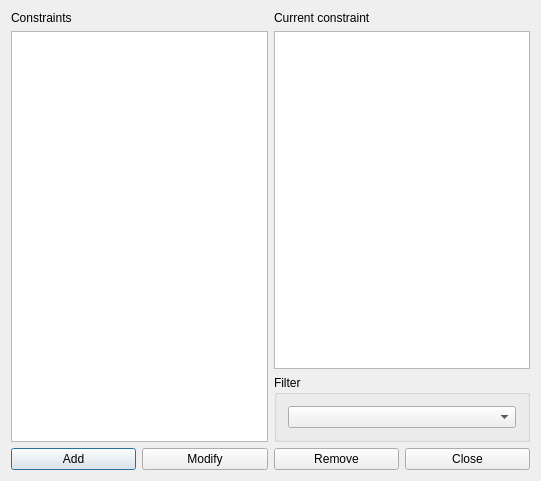
Before: the Qt Designer form fet/src/interface/constraintstudentssetmaxhoursdailyform_template.ui in vonmecheln/fet, drawn with Qt 5.
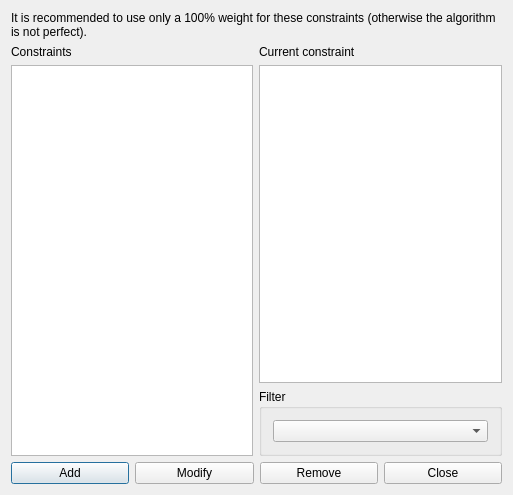
After: the same form once the commit is applied.

Patch:
```diff
--- a/fet/src/interface/constraintstudentssetmaxhoursdailyform_template.ui
+++ b/fet/src/interface/constraintstudentssetmaxhoursdailyform_template.ui
@@ -6,15 +6,64 @@
    <rect>
     <x>0</x>
     <y>0</y>
-    <width>541</width>
-    <height>481</height>
+    <width>513</width>
+    <height>495</height>
    </rect>
   </property>
   <property name="windowTitle">
    <string extracomment="This is the title of the dialog to see the list of all constraints of this type">Constraints students set max hours daily</string>
   </property>
   <layout class="QGridLayout" name="gridLayout_2">
-   <item row="0" column="0" rowspan="2">
+   <item row="3" column="0" colspan="2">
+    <layout class="QHBoxLayout" name="horizontalLayout">
+     <item>
+      <widget class="QPushButton" name="addConstraintPushButton">
+       <property name="text">
+        <string>Add</string>
+       </property>
+      </widget>
+     </item>
+     <item>
+      <widget class="QPushButton" name="modifyConstraintPushButton">
+       <property name="text">
+        <string>Modify</string>
+       </property>
+      </widget>
+     </item>
+     <item>
+      <widget class="QPushButton" name="removeConstraintPushButton">
+       <property name="text">
+        <string>Remove</string>
+       </property>
+      </widget>
+     </item>
+     <item>
+      <widget class="QPushButton" name="closePushButton">
+       <property name="text">
+        <string>Close</string>
+       </property>
+      </widget>
+     </item>
+    </layout>
+   </item>
+   <item row="1" column="1">
+    <layout class="QVBoxLayout" name="verticalLayout">
+     <item>
+      <widget class="QLabel" name="currentConstraintTextLabel">
+       <property name="text">
+        <string>Current constraint</string>
+       </property>
+       <property name="wordWrap">
+        <bool>false</bool>
+       </property>
+      </widget>
+     </item>
+     <item>
+      <widget class="QPlainTextEdit" name="currentConstraintTextEdit"/>
+     </item>
+    </layout>
+   </item>
+   <item row="1" column="0" rowspan="2">
     <layout class="QVBoxLayout" name="verticalLayout_2">
      <item>
       <widget class="QLabel" name="constraintsTextLabel">
@@ -37,24 +86,7 @@
      </item>
     </layout>
    </item>
-   <item row="0" column="1">
-    <layout class="QVBoxLayout" name="verticalLayout">
-     <item>
-      <widget class="QLabel" name="currentConstraintTextLabel">
-       <property name="text">
-        <string>Current constraint</string>
-       </property>
-       <property name="wordWrap">
-        <bool>false</bool>
-       </property>
-      </widget>
-     </item>
-     <item>
-      <widget class="QPlainTextEdit" name="currentConstraintTextEdit"/>
-     </item>
-    </layout>
-   </item>
-   <item row="1" column="1">
+   <item row="2" column="1">
     <widget class="QGroupBox" name="filterGroupBox">
      <property name="title">
       <string>Filter</string>
@@ -66,37 +98,21 @@
      </layout>
     </widget>
    </item>
-   <item row="2" column="0" colspan="2">
-    <layout class="QHBoxLayout" name="horizontalLayout">
-     <item>
-      <widget class="QPushButton" name="addConstraintPushButton">
-       <property name="text">
-        <string>Add</string>
-       </property>
-      </widget>
-     </item>
-     <item>
-      <widget class="QPushButton" name="modifyConstraintPushButton">
-       <property name="text">
-        <string>Modify</string>
-       </property>
-      </widget>
-     </item>
-     <item>
-      <widget class="QPushButton" name="removeConstraintPushButton">
-       <property name="text">
-        <string>Remove</string>
-       </property>
-      </widget>
-     </item>
-     <item>
-      <widget class="QPushButton" name="closePushButton">
-       <property name="text">
-        <string>Close</string>
-       </property>
-      </widget>
-     </item>
-    </layout>
+   <item row="0" column="0" colspan="2">
+    <widget class="QLabel" name="label">
+     <property name="sizePolicy">
+      <sizepolicy hsizetype="Minimum" vsizetype="Minimum">
+       <horstretch>0</horstretch>
+       <verstretch>0</verstretch>
+      </sizepolicy>
+     </property>
+     <property name="text">
+      <string>It is recommended to use only a 100% weight for these constraints (otherwise the algorithm is not perfect).</string>
+     </property>
+     <property name="wordWrap">
+      <bool>true</bool>
+     </property>
+    </widget>
    </item>
   </layout>
  </widget>
```
